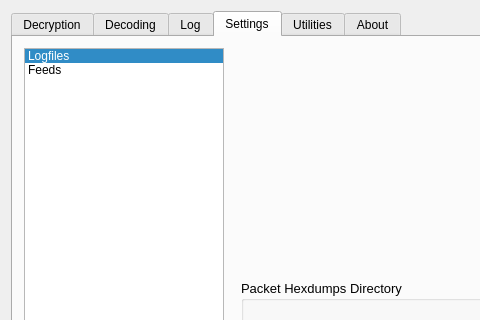
Old version of the form exileSniffer/exileSniffer.ui in the repository ncatlin/exileSniffer; both pictures show x 0 to 480 and y 0 to 320 of the 827 by 673 pixel window.
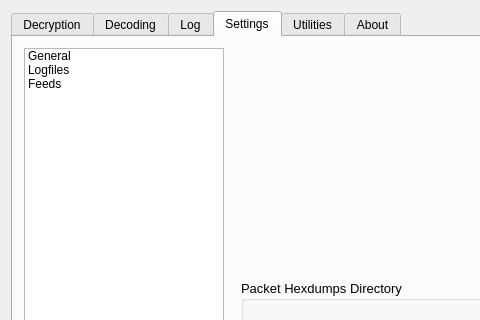
New version of the form. The open tabs and pages were chosen to show the change. Custom widgets are drawn as their Qt base class.

Patch:
```diff
--- a/exileSniffer/exileSniffer.ui
+++ b/exileSniffer/exileSniffer.ui
@@ -712,8 +712,13 @@
            <enum>QListView::ListMode</enum>
           </property>
           <property name="currentRow">
-           <number>0</number>
+           <number>-1</number>
           </property>
+          <item>
+           <property name="text">
+            <string>General</string>
+           </property>
+          </item>
           <item>
            <property name="text">
             <string>Logfiles</string>
```
Left out of the diff: 8 changed lines with no effect on the pictures.
